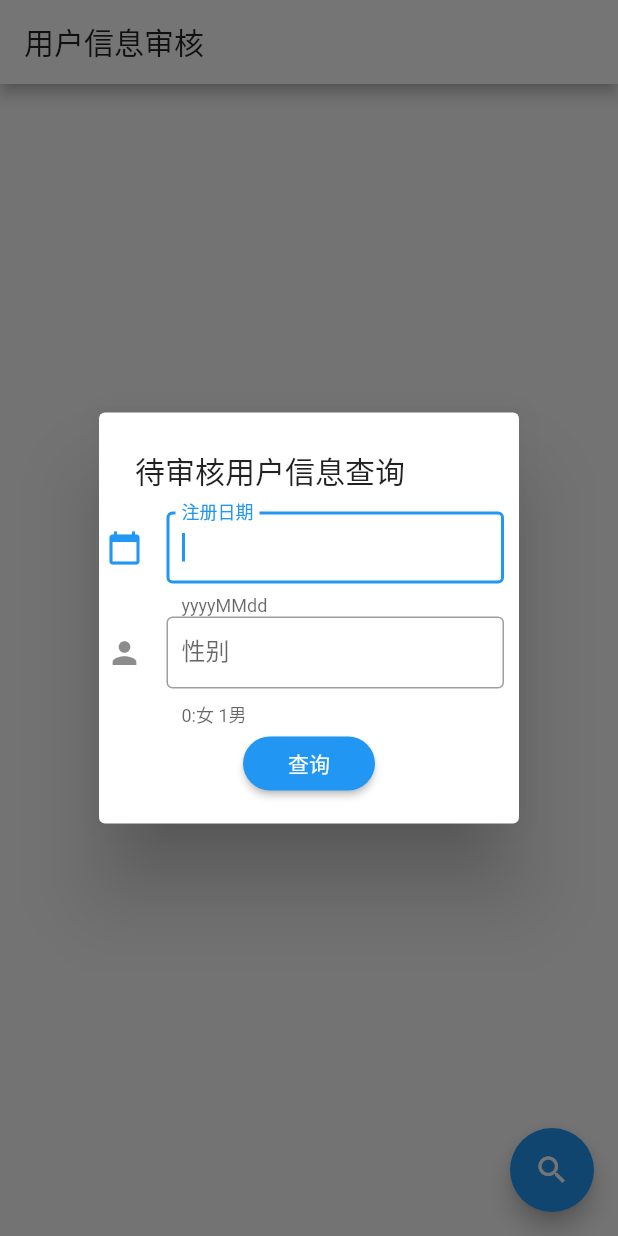
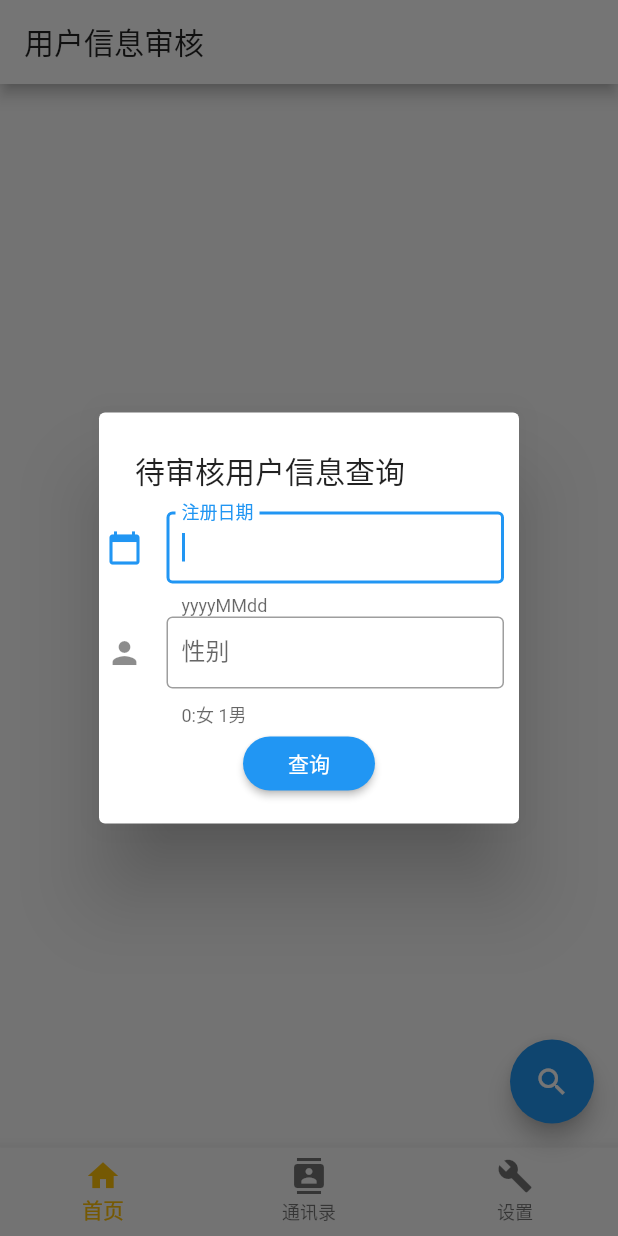
Before and after one commit to xiaofang168/flutter_exercise, a Flutter app: the UserAuditListHome screen opened directly, after a tap on the "search" icon, on a phone screen of 412 x 824 dp. Run offline on Flutter 3.47's test engine with Material 2 defaults, Android fonts, the phone set to English and light mode, and no system bars; our stand-ins replace dio, fluro, flutter_easyloading, flutter_screenutil, fluttertoast, webview_flutter; missing offline and left inert: webview_flutter_plus; network calls fail.

Commit message:
使用fluro定义路由及handler

```diff
--- /dev/null
+++ b/lib/config/application.dart
@@ -0,0 +1,5 @@
+import 'package:fluro/fluro.dart';
+
+class Application{
+  static FluroRouter router;
+}
--- /dev/null
+++ b/lib/config/route_handlers.dart
@@ -0,0 +1,8 @@
+import 'package:fluro/fluro.dart';
+import 'package:flutter/material.dart';
+import 'package:flutter_app/pages/user/user_audit_list.dart';
+
+var rootHandler = Handler(
+    handlerFunc: (BuildContext context, Map<String, List<String>> params) {
+      return UserAuditList();
+    });
--- /dev/null
+++ b/lib/config/routes.dart
@@ -0,0 +1,15 @@
+import 'package:fluro/fluro.dart';
+import 'package:flutter/material.dart';
+import './route_handlers.dart';
+
+class Routes {
+  static String root = "/";
+
+  static void configureRoutes(FluroRouter router) {
+    router.notFoundHandler = Handler(handlerFunc: (BuildContext context, Map<String, List<String>> params) {
+      print("ROUTE WAS NOT FOUND !!!");
+      return;
+    });
+    router.define(root, handler: rootHandler);
+  }
+}
--- a/lib/pages/user/user_audit_list.dart
+++ b/lib/pages/user/user_audit_list.dart
@@ -1,7 +1,10 @@
 import 'dart:convert';
 
 import 'package:dio/dio.dart';
+import 'package:fluro/fluro.dart';
 import 'package:flutter/material.dart';
+import 'package:flutter_app/config/application.dart';
+import 'package:flutter_app/config/routes.dart';
 import 'package:flutter_app/model/system_status_entity.dart';
 import 'package:flutter_app/model/user_item_entity.dart';
 import 'package:flutter_app/model/user_search_entity.dart';
@@ -15,12 +18,18 @@ void main() => runApp(UserAuditList());
 class UserAuditList extends StatelessWidget {
   @override
   Widget build(BuildContext context) {
+    final router = FluroRouter();
+    // 路由初始化
+    Routes.configureRoutes(router);
+    Application.router = router;
     return MaterialApp(
       title: "Material",
       theme: new ThemeData(primaryColor: Colors.blue, errorColor: Colors.red),
       debugShowCheckedModeBanner: false,
       home: UserAuditListHome(),
       builder: EasyLoading.init(),
+      // 路由静态化
+      onGenerateRoute: Application.router.generator,
     );
   }
 }
@@ -192,6 +201,24 @@ class _UserAuditListHomeState extends State<UserAuditListHome> {
                   ));
         },
       ),
+      bottomNavigationBar: BottomNavigationBar(
+        items: const <BottomNavigationBarItem>[
+          BottomNavigationBarItem(
+            icon: Icon(Icons.home),
+            label: '首页',
+          ),
+          BottomNavigationBarItem(
+            icon: Icon(Icons.contacts),
+            label: '通讯录',
+          ),
+          BottomNavigationBarItem(
+            icon: Icon(Icons.build),
+            label: '设置',
+          ),
+        ],
+        currentIndex: 0,
+        selectedItemColor: Colors.amber,
+      ),
     );
   }
 }
```
